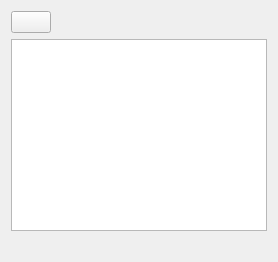
Above: brokery_gui/ui/accounts_page.ui from frankiecsy-lab/broker-mixer before the change. Below: the same form after it.
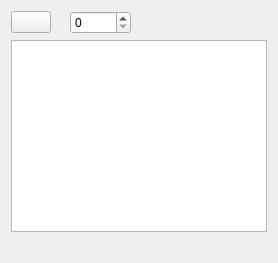
That is the form after the change.

What changed in the file:
```diff
--- a/brokery_gui/ui/accounts_page.ui
+++ b/brokery_gui/ui/accounts_page.ui
@@ -8,6 +8,16 @@
      <item>
       <widget class="QPushButton" name="refreshButton"/>
      </item>
+     <item>
+      <widget class="QLabel" name="autoIntervalLabel"/>
+     </item>
+     <item>
+      <widget class="QSpinBox" name="autoIntervalSpin">
+       <property name="maximum">
+        <number>86400</number>
+       </property>
+      </widget>
+     </item>
      <item>
       <widget class="QLabel" name="summaryLabel"/>
      </item>
```
